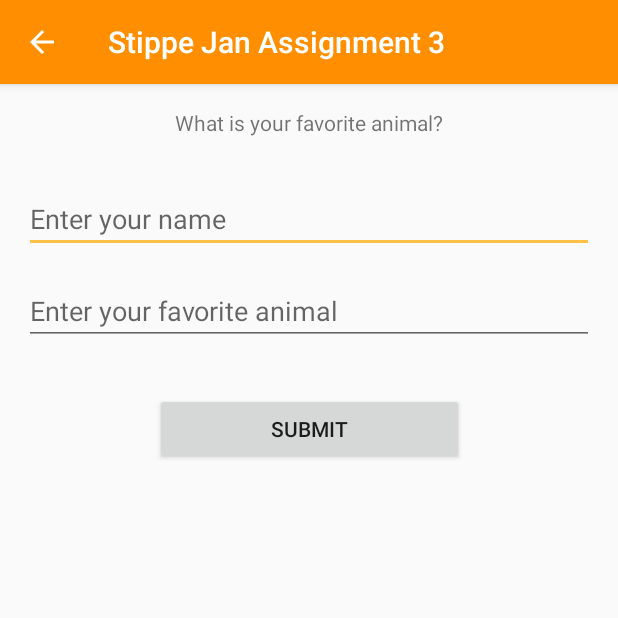
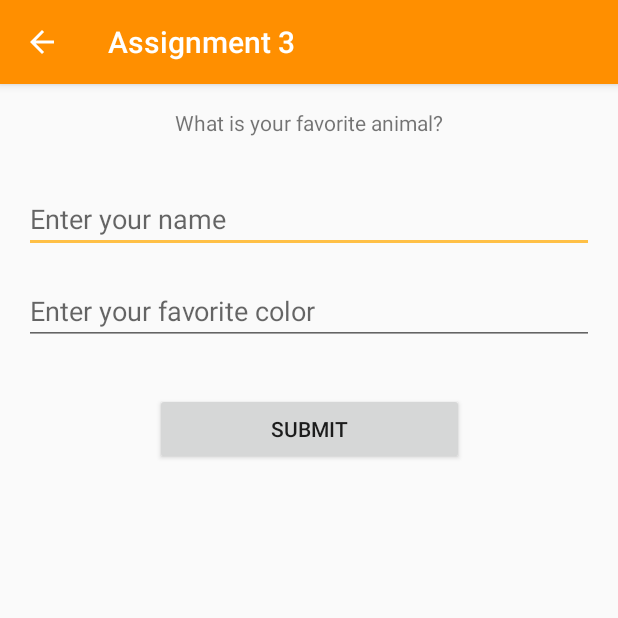
Before and after one commit to StippeJ/dhbw-ma-aufgabe3, an Android app: the FormattingStringActivity screen opened directly, with no data from a screen before it, after a tap on "SUBMIT", on a phone screen of 412 x 824 dp, the top half of it. Run offline under Robolectric (Android 15) with nearby library versions, the phone set to English and light mode, and no system bars.

Commit message:
refactor: minor refactorings - Changed some variable names - Adjusted some strings

```diff
--- a/app/src/main/java/com/example/stippejan/aufgabe3/FormattingStringActivity.java
+++ b/app/src/main/java/com/example/stippejan/aufgabe3/FormattingStringActivity.java
@@ -20,15 +20,15 @@ public class FormattingStringActivity extends AppCompatActivity {
         super.onStart();
 
         EditText nameEditText = findViewById(R.id.name_edit_text);
-        EditText speciesEditText = findViewById(R.id.species_edit_text);
+        EditText favoriteColorEditText = findViewById(R.id.color_edit_text);
 
         Button insertButton = findViewById(R.id.insert_button);
         insertButton.setOnClickListener((v) -> {
             String userName = nameEditText.getText().toString();
-            String species = speciesEditText.getText().toString();
+            String favoriteColor = favoriteColorEditText.getText().toString();
 
-            if (userName.length() > 0 && species.length() > 0) {
-                Toast.makeText(this, getString(R.string.formatting_string, userName, species), Toast.LENGTH_LONG).show();
+            if (userName.length() > 0 && favoriteColor.length() > 0) {
+                Toast.makeText(this, getString(R.string.formatting_string, userName, favoriteColor), Toast.LENGTH_LONG).show();
             } else {
                 Toast.makeText(this, getString(R.string.err_empty), Toast.LENGTH_LONG).show();
             }
--- a/app/src/main/res/layout/activity_formatting_string.xml
+++ b/app/src/main/res/layout/activity_formatting_string.xml
@@ -14,7 +14,7 @@
         app:layout_constraintTop_toTopOf="parent"
         app:layout_constraintStart_toStartOf="parent"
         app:layout_constraintEnd_toEndOf="parent"
-        android:text="@string/favorite_animal_heading" />
+        android:text="@string/favorite_color_heading" />
 
     <EditText
         android:id="@+id/name_edit_text"
@@ -31,7 +31,7 @@
         android:inputType="textPersonName" />
 
     <EditText
-        android:id="@+id/species_edit_text"
+        android:id="@+id/color_edit_text"
         android:layout_width="0dp"
         android:layout_height="wrap_content"
         android:layout_marginTop="16dp"
@@ -40,8 +40,8 @@
         app:layout_constraintTop_toBottomOf="@+id/name_edit_text"
         app:layout_constraintStart_toStartOf="parent"
         app:layout_constraintEnd_toEndOf="parent"
-        android:hint="@string/favorite_animal"
-        android:autofillHints="@string/favorite_animal"
+        android:hint="@string/favorite_color"
+        android:autofillHints="@string/favorite_color"
         android:inputType="textNoSuggestions" />
 
     <Button
@@ -50,7 +50,7 @@
         android:layout_height="wrap_content"
         app:layout_constraintWidth_percent="0.5"
         android:layout_marginTop="32dp"
-        app:layout_constraintTop_toBottomOf="@+id/species_edit_text"
+        app:layout_constraintTop_toBottomOf="@+id/color_edit_text"
         app:layout_constraintStart_toStartOf="parent"
         app:layout_constraintEnd_toEndOf="parent"
         android:text="@string/submit" />
--- a/app/src/main/res/layout/activity_main.xml
+++ b/app/src/main/res/layout/activity_main.xml
@@ -45,7 +45,7 @@
         android:layout_width="0dp"
         android:layout_height="wrap_content"
         android:gravity="center_horizontal"
-        android:text="@string/choose_animal"
+        android:text="@string/choose_color"
         android:layout_margin="16dp"
         app:layout_constraintBaseline_toBaselineOf="@+id/button_add_animal"
         app:layout_constraintStart_toEndOf="@+id/button_add_animal"
--- a/app/src/main/res/values/strings.xml
+++ b/app/src/main/res/values/strings.xml
@@ -1,8 +1,8 @@
 <resources>
-    <string name="app_name">Stippe Jan Assignment 3</string>
+    <string name="app_name">Assignment 3</string>
     <string name="animal_list">List of animals</string>
-    <string name="add_animal">New animal</string>
-    <string name="choose_animal">Favorite animal</string>
+    <string name="add_animal">Add animal</string>
+    <string name="choose_color">Choose favorite color</string>
     <string name="animal_picture">Picture of an animal</string>
     <string name="bat">Bat</string>
     <string name="bear">Bear</string>
@@ -18,10 +18,10 @@
     <string name="tiger" translatable="false">Tiger</string>
     <string name="unicorn">Unicorn</string>
     <string name="wolf" translatable="false">Wolf</string>
-    <string name="favorite_animal_heading">What is your favorite animal?</string>
+    <string name="favorite_color_heading">What is your favorite animal?</string>
     <string name="user_name">Enter your name</string>
-    <string name="favorite_animal">Enter your favorite animal</string>
+    <string name="favorite_color">Enter your favorite color</string>
     <string name="submit">Submit</string>
-    <string name="formatting_string">Hi %1$s! Your favorite animal is a %2$s.</string>
-    <string name="err_empty">Error! Please put in your name and favorite animal.</string>
+    <string name="formatting_string">Hi %1$s! Your favorite color is %2$s.</string>
+    <string name="err_empty">Error! Please fill in the textboxes.</string>
 </resources>
```
